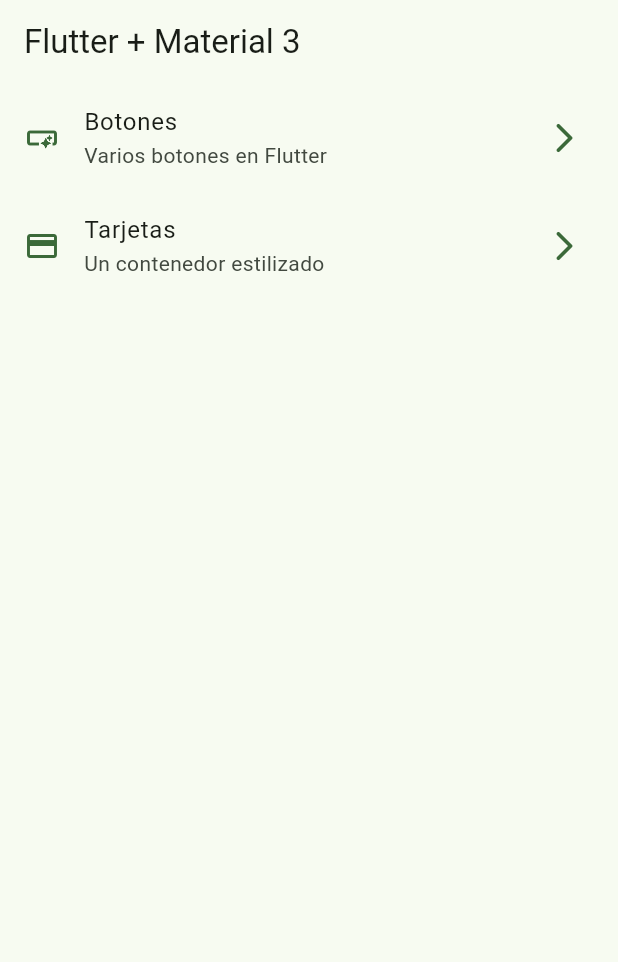
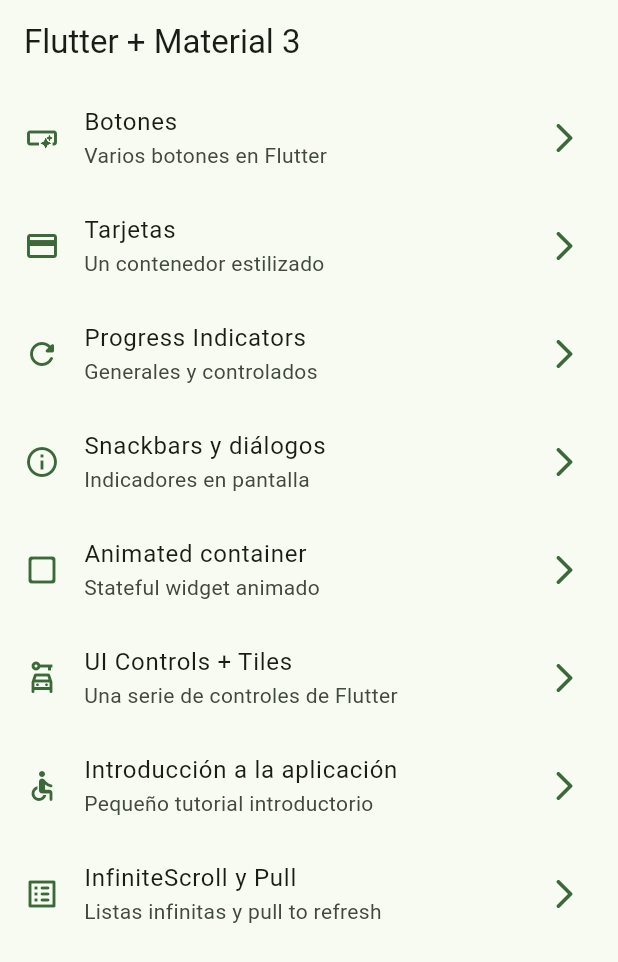
Before and after one commit to amarianjel/flutter_widgets_app, a Flutter app: the screen it shows after launch, on a phone screen of 412 x 824 dp. Shown: the top 962 px of the screen. Run offline on Flutter 3.47's test engine with Material 2 defaults, Android fonts, the phone set to English and light mode, and no system bars; our stand-ins replace go_router.

Commit message:
Creacion de nuevas carpetas - Item de menu - Rutas

```diff
--- a/lib/config/menu/menu_items.dart
+++ b/lib/config/menu/menu_items.dart
@@ -32,5 +32,45 @@ const appMenuItems = <MenuItem>[
     icon: Icons.credit_card
   ),
 
+  MenuItem(
+    title: 'Progress Indicators',
+    subTitle: 'Generales y controlados',
+    link: '/progress',
+    icon: Icons.refresh_rounded
+  ),
 
+  MenuItem(
+    title: 'Snackbars y diálogos',
+    subTitle: 'Indicadores en pantalla',
+    link: '/snackbars',
+    icon: Icons.info_outline
+  ),
+
+  MenuItem(
+    title: 'Animated container',
+    subTitle: 'Stateful widget animado',
+    link: '/animated',
+    icon: Icons.check_box_outline_blank_rounded
+  ),
+
+  MenuItem(
+    title: 'UI Controls + Tiles',
+    subTitle: 'Una serie de controles de Flutter',
+    link: '/ui-controls',
+    icon: Icons.car_rental_outlined
+  ),
+
+  MenuItem(
+    title: 'Introducción a la aplicación',
+    subTitle: 'Pequeño tutorial introductorio',
+    link: '/tutorial',
+    icon: Icons.accessible_rounded
+  ),
+
+  MenuItem(
+    title: 'InfiniteScroll y Pull',
+    subTitle: 'Listas infinitas y pull to refresh',
+    link: '/infinite',
+    icon: Icons.list_alt_rounded
+  ),
 ];
--- a/lib/config/router/app_router.dart
+++ b/lib/config/router/app_router.dart
@@ -8,7 +8,7 @@ final appRouter = GoRouter(
 
     GoRoute(
       path: '/',
-      name: HomeScreen.name,  //+ El name es una propiedad estatica asignada a cada pestaña
+      name: HomeScreen.name,
       builder: (context, state) => const HomeScreen(),
     ),
 
@@ -23,5 +23,41 @@ final appRouter = GoRouter(
       name: CardsScreen.name,
       builder: (context, state) => const CardsScreen(),
     ),
+
+    GoRoute(
+      path: '/progress',
+      name: ProgressScreen.name,
+      builder: (context, state) => const ProgressScreen(),
+    ),
+
+    GoRoute(
+      path: '/snackbars',
+      name: SnackbarScreen.name,
+      builder: (context, state) => const SnackbarScreen(),
+    ),
+
+    GoRoute(
+      path: '/animated',
+      name: AnimatedScreen.name,
+      builder: (context, state) => const AnimatedScreen(),
+    ),
+
+    GoRoute(
+      path: '/ui-controls',
+      name: UiControlsScreen.name,
+      builder: (context, state) => const UiControlsScreen(),
+    ),
+
+    GoRoute(
+      path: '/tutorial',
+      name: AppTutorialScreen.name,
+      builder: (context, state) => const AppTutorialScreen(),
+    ),
+
+    GoRoute(
+      path: '/infinite',
+      name: InfiniteScrollScreen.name,
+      builder: (context, state) => const InfiniteScrollScreen(),
+    ),
   ],
 );
--- /dev/null
+++ b/lib/presentation/screens/animated/animated_screen.dart
@@ -0,0 +1,13 @@
+import 'package:flutter/material.dart';
+
+class AnimatedScreen extends StatelessWidget {
+
+  static const name = 'animated_screen';
+
+  const AnimatedScreen({super.key});
+
+  @override
+  Widget build(BuildContext context) {
+    return const Placeholder();
+  }
+}
--- /dev/null
+++ b/lib/presentation/screens/app_tutorial/app_tutorial_screen.dart
@@ -0,0 +1,13 @@
+import 'package:flutter/material.dart';
+
+class AppTutorialScreen extends StatelessWidget {
+
+  static const name = 'tutorial_screen';
+
+  const AppTutorialScreen({super.key});
+
+  @override
+  Widget build(BuildContext context) {
+    return const Placeholder();
+  }
+}
--- a/lib/presentation/screens/cards/cards_screen.dart
+++ b/lib/presentation/screens/cards/cards_screen.dart
@@ -204,8 +204,6 @@ class _CardType4 extends StatelessWidget {
   @override
   Widget build(BuildContext context) {
 
-    final colors = Theme.of(context).colorScheme;
-
     return Card(
       clipBehavior: Clip.hardEdge,
       elevation: elevation,
--- /dev/null
+++ b/lib/presentation/screens/progress/progress_screen.dart
@@ -0,0 +1,13 @@
+import 'package:flutter/material.dart';
+
+class ProgressScreen extends StatelessWidget {
+
+  static const name = 'progress_screen';
+
+  const ProgressScreen({super.key});
+
+  @override
+  Widget build(BuildContext context) {
+    return const Placeholder();
+  }
+}
--- a/lib/presentation/screens/screens.dart
+++ b/lib/presentation/screens/screens.dart
@@ -1,4 +1,9 @@
-// README: Archivo de Barril
+export 'package:widgets_app/presentation/screens/animated/animated_screen.dart';
+export 'package:widgets_app/presentation/screens/app_tutorial/app_tutorial_screen.dart';
 export 'package:widgets_app/presentation/screens/buttons/buttons_screen.dart';
 export 'package:widgets_app/presentation/screens/cards/cards_screen.dart';
 export 'package:widgets_app/presentation/screens/home/home_screen.dart';
+export 'package:widgets_app/presentation/screens/infinite_scroll/infinite_scroll_screen.dart';
+export 'package:widgets_app/presentation/screens/progress/progress_screen.dart';
+export 'package:widgets_app/presentation/screens/snackbar/snackbar_screen.dart';
+export 'package:widgets_app/presentation/screens/ui_controls/ui_controls_screen.dart';
--- /dev/null
+++ b/lib/presentation/screens/ui_controls/ui_controls_screen.dart
@@ -0,0 +1,13 @@
+import 'package:flutter/material.dart';
+
+class UiControlsScreen extends StatelessWidget {
+
+  static const name = 'ui_controls_screen';
+
+  const UiControlsScreen({super.key});
+
+  @override
+  Widget build(BuildContext context) {
+    return const Placeholder();
+  }
+}
```
Also changed, not shown: lib/presentation/screens/infinite_scroll/infinite_scroll_screen.dart (added, +13 -0 lines), lib/presentation/screens/snackbar/snackbar_screen.dart (added, +13 -0 lines), 1 other file.
